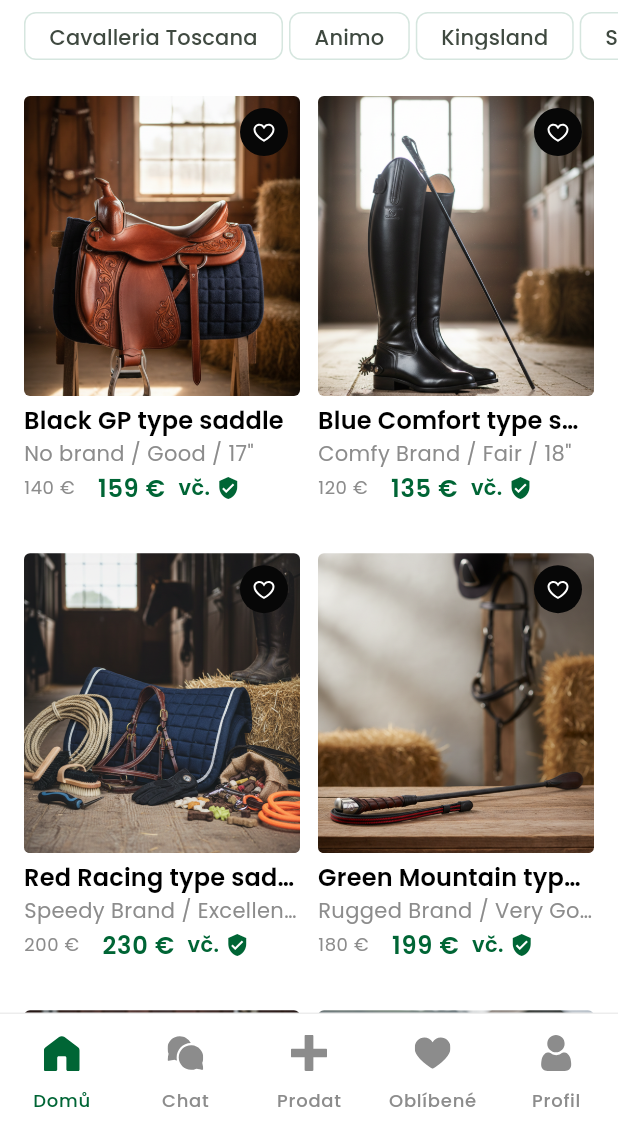
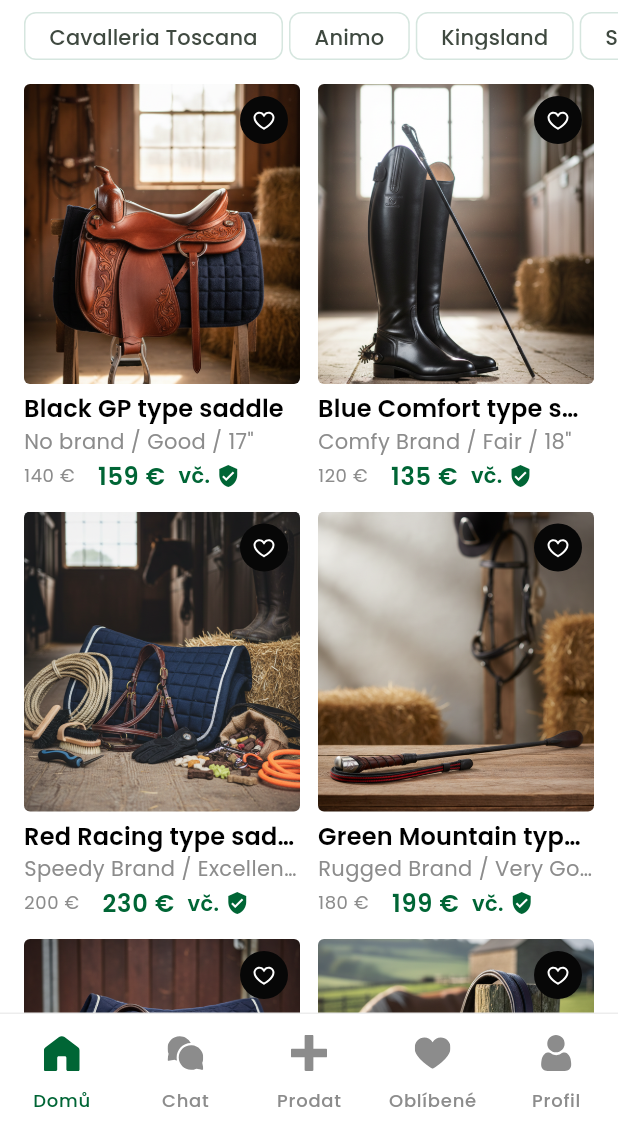
Before and after one commit to martintellinger/eqqu, a Flutter app: the HomeScreen screen opened by its route, on a phone screen of 412 x 824 dp, the part 102-1236 px from its top. Run offline on Flutter 3.47's test engine with Material 3 defaults, Android fonts, the phone set to English and light mode, and no system bars; our stand-ins replace flutter_svg.

Commit message:
Fix product spacing, heart button, search dismiss, category navigation
- Product grid: replaced SliverGrid with SliverList+IntrinsicHeight rows
  to eliminate fixed-ratio empty space between product rows
- Heart button: use Stack instead of Container child to prevent colorFilter
  from bleeding over circle background when favorited
- Search: dismiss suggestions overlay when tapping outside the search area
- Categories: merged subcategories into same sheet with stateful navigation,
  back button returns to categories list instead of closing the sheet

https://claude.ai/code/session_012waFykv5wBbLFNTaJFeXrN

```diff
--- a/lib/screens/home_screen.dart
+++ b/lib/screens/home_screen.dart
@@ -273,9 +273,14 @@ class _HomeBodyState extends State<_HomeBody> {
     final products = _filteredProducts;
 
     return SafeArea(
-      child: Stack(
-        children: [
-          CustomScrollView(
+      child: GestureDetector(
+        onTap: () {
+          if (_isSearching) _closeSearch();
+        },
+        behavior: HitTestBehavior.translucent,
+        child: Stack(
+          children: [
+            CustomScrollView(
             slivers: [
               // Search bar + filter button
               SliverToBoxAdapter(
@@ -392,25 +397,40 @@ class _HomeBodyState extends State<_HomeBody> {
                 ),
               ),
 
-              // Product grid
+              // Product grid (pairs in rows for intrinsic height)
               if (products.isNotEmpty)
                 SliverPadding(
-                  padding: const EdgeInsets.all(16),
-                  sliver: SliverGrid(
-                    gridDelegate: const SliverGridDelegateWithFixedCrossAxisCount(
-                      crossAxisCount: 2,
-                      mainAxisSpacing: 8,
-                      crossAxisSpacing: 12,
-                      childAspectRatio: 0.62,
-                    ),
+                  padding: const EdgeInsets.symmetric(horizontal: 16, vertical: 8),
+                  sliver: SliverList(
                     delegate: SliverChildBuilderDelegate(
-                      (context, index) {
-                        final imgIndex = index % _productImages.length;
-                        return _buildProductCard(
-                          cs, index, products[index], _productImages[imgIndex],
+                      (context, rowIndex) {
+                        final i = rowIndex * 2;
+                        return Padding(
+                          padding: EdgeInsets.only(bottom: rowIndex < (products.length / 2).ceil() - 1 ? 12 : 0),
+                          child: IntrinsicHeight(
+                            child: Row(
+                              crossAxisAlignment: CrossAxisAlignment.start,
+                              children: [
+                                Expanded(
+                                  child: _buildProductCard(
+                                    cs, i, products[i], _productImages[i % _productImages.length],
+                                  ),
+                                ),
+                                const SizedBox(width: 12),
+                                if (i + 1 < products.length)
+                                  Expanded(
+                                    child: _buildProductCard(
+                                      cs, i + 1, products[i + 1], _productImages[(i + 1) % _productImages.length],
+                                    ),
+                                  )
+                                else
+                                  const Expanded(child: SizedBox()),
+                              ],
+                            ),
+                          ),
                         );
                       },
-                      childCount: products.length,
+                      childCount: (products.length / 2).ceil(),
                     ),
                   ),
                 ),
@@ -526,6 +546,32 @@ class _HomeBodyState extends State<_HomeBody> {
             ),
         ],
       ),
+      ),
+    );
+  }
+
+  Widget _heartCircle(ColorScheme cs, bool isFav) {
+    return Stack(
+      alignment: Alignment.center,
+      children: [
+        Container(
+          width: 32,
+          height: 32,
+          decoration: BoxDecoration(
+            color: cs.secondaryContainer,
+            shape: BoxShape.circle,
+          ),
+        ),
+        SvgPicture.asset(
+          isFav ? 'assets/icons/Heart.svg' : 'assets/icons/HeartEmpty.svg',
+          width: 16,
+          height: 16,
+          colorFilter: ColorFilter.mode(
+            isFav ? Colors.red : cs.onSecondaryContainer,
+            BlendMode.srcIn,
+          ),
+        ),
+      ],
     );
   }
 
@@ -613,24 +659,7 @@ class _HomeBodyState extends State<_HomeBody> {
                       width: 48,
                       height: 48,
                       child: Center(
-                        child: Container(
-                          width: 32,
-                          height: 32,
-                          decoration: BoxDecoration(
-                            color: cs.secondaryContainer,
-                            shape: BoxShape.circle,
-                          ),
-                          alignment: Alignment.center,
-                          child: SvgPicture.asset(
-                            isFav ? 'assets/icons/Heart.svg' : 'assets/icons/HeartEmpty.svg',
-                            width: 16,
-                            height: 16,
-                            colorFilter: ColorFilter.mode(
-                              isFav ? Colors.red : cs.onSecondaryContainer,
-                              BlendMode.srcIn,
-                            ),
-                          ),
-                        ),
+                        child: _heartCircle(cs, isFav),
                       ),
                     ),
                   ),
```
Also changed, not shown: lib/screens/product_detail_screen.dart (+9 -4 lines), lib/widgets/bottom_sheets.dart (+66 -86 lines).
